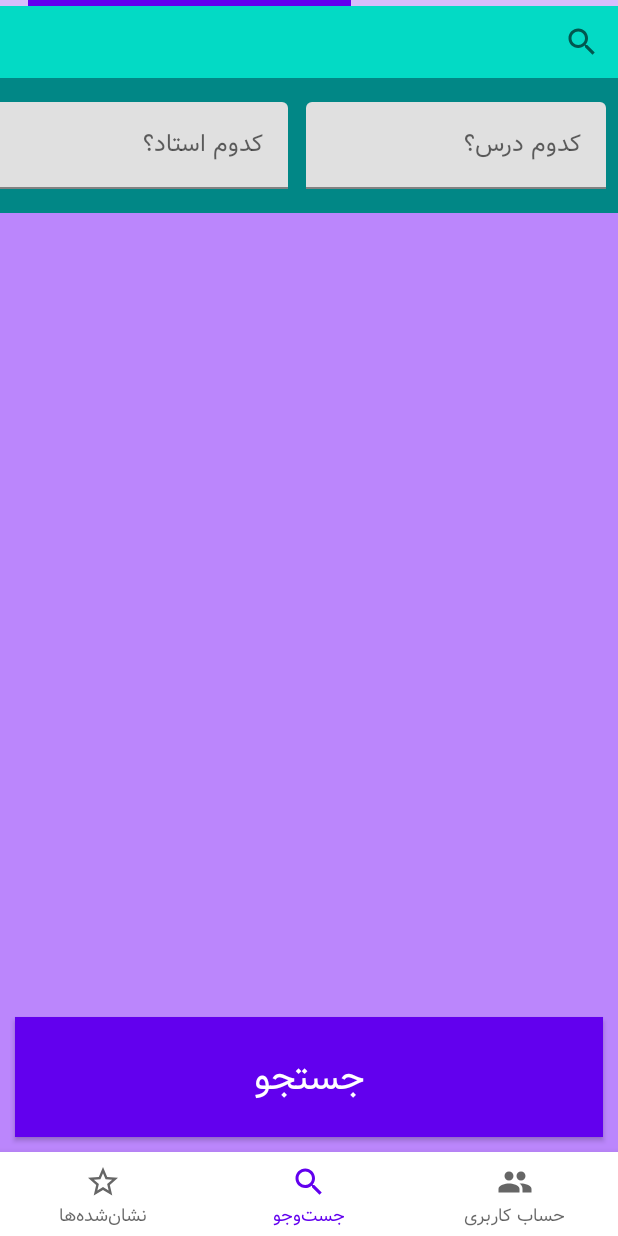
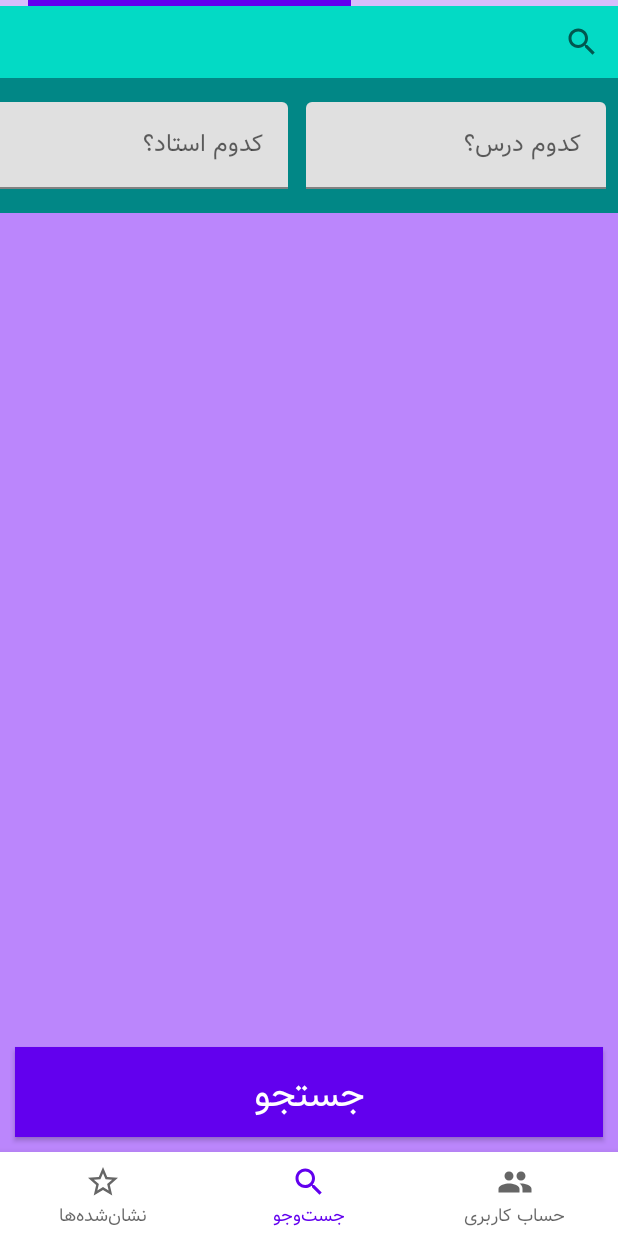
Before and after one commit to SmsS4/JaSoali, an Android app: the screen it shows after launch (MainActivity), on a phone screen of 412 x 824 dp. Run offline under Robolectric (Android 15) with nearby library versions, the phone set to English and light mode, and no system bars; our stand-ins replace Picasso; libraries missing offline, so code that uses them is left out: fr.tkeunebr.gravatar; 3 statements that could not run were skipped.

Commit message:
fix some bugs

```diff
--- a/app/src/main/java/com/example/jasoali/MainActivity.java
+++ b/app/src/main/java/com/example/jasoali/MainActivity.java
@@ -12,7 +12,6 @@ import android.view.WindowManager;
 
 import androidx.appcompat.app.AppCompatActivity;
 
-import com.example.jasoali.api.DBConnection;
 import com.example.jasoali.ui.problem.MyFavoriteQuestionHoldersFragment;
 import com.example.jasoali.ui.problem.SearchFragment;
 import com.example.jasoali.ui.problem.ShowQuestionTextFragment;
@@ -31,7 +30,7 @@ public class MainActivity extends AppCompatActivity {
 
     private static MyHandler handler;
     public LinearProgressIndicator progressIndicator;
-//    private ShowQuestionsHolderFragment fragInfo;
+    //    private ShowQuestionsHolderFragment fragInfo;
     private SearchFragment searchFragment;
     private ProfileFragment profileFragment;
     private MyFavoriteQuestionHoldersFragment favoritesFragment;
@@ -190,7 +189,8 @@ public class MainActivity extends AppCompatActivity {
 
         public static final int START_PROGRESS_BAR = 1;
         public static final int STOP_PROGRESS_BAR = 2;
-        public static final int NOTIFY_RECYCLER_VIEW = 3;
+        public static final int NOTIFY_SEARCH_RECYCLER_VIEW = 3;
+        public static final int NOTIFY_FAVORITE_RECYCLER_VIEW = 4;
         private final WeakReference<MainActivity> mainActivityWeakReference;
 
         public MyHandler(MainActivity mainActivity) {
@@ -209,8 +209,11 @@ public class MainActivity extends AppCompatActivity {
             if (msg.what == STOP_PROGRESS_BAR) {
                 mainActivity.progressIndicator.setVisibility(View.INVISIBLE);
             }
-            if (msg.what == NOTIFY_RECYCLER_VIEW) {
+            if (msg.what == NOTIFY_SEARCH_RECYCLER_VIEW) {
                 mainActivity.searchFragment.adapter.notifyDataSetChanged();
+            }
+            if (msg.what == NOTIFY_FAVORITE_RECYCLER_VIEW) {
+                mainActivity.favoritesFragment.adapter.notifyDataSetChanged();
             }
         }
     }
--- a/app/src/main/java/com/example/jasoali/api/DBConnection.java
+++ b/app/src/main/java/com/example/jasoali/api/DBConnection.java
@@ -21,6 +21,11 @@ import com.parse.ParseObject;
 import com.parse.ParseQuery;
 import com.parse.ParseUser;
 
+import java.io.BufferedInputStream;
+import java.io.File;
+import java.io.FileInputStream;
+import java.io.FileNotFoundException;
+import java.io.IOException;
 import java.util.ArrayList;
 import java.util.List;
 
@@ -97,6 +102,7 @@ public class DBConnection {
             if (error == null) {
                 List<ParseObject> questionHoldersList = task.getResult();
                 for (ParseObject parseObject : questionHoldersList) {
+                    parseObject.fetchIfNeeded();
                     ParseUser creator = getUserFromParseObject(parseObject, "creator");
                     result.add(new QuestionsHolder(
                             parseObject.getObjectId(),
@@ -109,7 +115,7 @@ public class DBConnection {
                 }
                 Log.e("FETCH", "3" + result.size());
                 adapter.replaceData(result);
-                sendMessage(MainActivity.MyHandler.NOTIFY_RECYCLER_VIEW);
+                sendMessage(MainActivity.MyHandler.NOTIFY_SEARCH_RECYCLER_VIEW);
             }
             return query.fromNetwork().findInBackground();
         }).continueWithTask((task -> {
@@ -119,6 +125,7 @@ public class DBConnection {
             if (error == null) {
                 List<ParseObject> questionHoldersList = task.getResult();
                 for (ParseObject parseObject : questionHoldersList) {
+                    parseObject.fetchIfNeeded();
                     ParseUser creator = getUserFromParseObject(parseObject, "creator");
                     result.add(new QuestionsHolder(
                             parseObject.getObjectId(),
@@ -137,33 +144,47 @@ public class DBConnection {
                 Log.e("FETCH", "5" + result.size());
                 adapter.replaceData(result);
                 sendMessage(MainActivity.MyHandler.STOP_PROGRESS_BAR);
-                sendMessage(MainActivity.MyHandler.NOTIFY_RECYCLER_VIEW);
+                sendMessage(MainActivity.MyHandler.NOTIFY_SEARCH_RECYCLER_VIEW);
             }
             return task;
         }));
     }
 
 
-    public void getFavouriteQuestionsHolder(QuestionHolderRecyclerViewAdapter adapter) {
+    public void getAllFavouriteQuestionsHolder(QuestionHolderRecyclerViewAdapter adapter) {
         sendMessage(MainActivity.MyHandler.START_PROGRESS_BAR);
 
         ParseQuery<ParseObject> query = ParseQuery.getQuery("FavoriteQuestionHolder");
         query.whereEqualTo("user", ParseUser.getCurrentUser());
         ArrayList<QuestionsHolder> favoriteQuestionHolders = new ArrayList<>();
         query.findInBackground((parseFavoriteQuestionHolders, e) -> {
+            Log.e("QQQQQQQQQQQQQQQQQQ", String.valueOf(parseFavoriteQuestionHolders.size() + "WWWW"));
+            if (e == null) {
                 for (ParseObject parseFavoriteQuestionHolder : parseFavoriteQuestionHolders) {
-                ParseUser creator = getUserFromParseObject(parseFavoriteQuestionHolder, "creator");
+                    try {
+                        parseFavoriteQuestionHolder.fetchIfNeeded();
+                    } catch (ParseException parseException) {
+                        parseException.printStackTrace();
+                    }
+                    ParseUser creator = getUserFromParseObject(parseFavoriteQuestionHolder, "user");
+                    ParseObject questionHolder = parseFavoriteQuestionHolder.getParseObject("questionHolder");
+                    try {
+                        questionHolder.fetchIfNeeded();
+                    } catch (ParseException parseException) {
+                        parseException.printStackTrace();
+                    }
                     favoriteQuestionHolders.add(new QuestionsHolder(
-                        parseFavoriteQuestionHolder.getObjectId(),
-                        parseFavoriteQuestionHolder.getString("title"),
-                        parseFavoriteQuestionHolder.getString("description"),
+                            questionHolder.getObjectId(),
+                            questionHolder.getString("title"),
+                            questionHolder.getString("description"),
                             creator.getObjectId(),
                             creator.getString("name"),
-                        getCategoryListFromParseObject(parseFavoriteQuestionHolder)));
+                            getCategoryListFromParseObject(questionHolder)));
                 }
                 adapter.replaceData(favoriteQuestionHolders);
                 sendMessage(MainActivity.MyHandler.STOP_PROGRESS_BAR);
-            sendMessage(MainActivity.MyHandler.NOTIFY_RECYCLER_VIEW);
+                sendMessage(MainActivity.MyHandler.NOTIFY_FAVORITE_RECYCLER_VIEW);
+            }
         });
     }
 
@@ -368,10 +389,36 @@ public class DBConnection {
         ParseObject parseObject = new ParseObject("Question");
         parseObject.put("title", question.getTitle());
         if (question instanceof TextQuestion) {
+            if (((TextQuestion) question).getText() != null) {
                 parseObject.put("text", ((TextQuestion) question).getText());
             }
+        }
         if (question instanceof FileQuestion) {
-            parseObject.put("file", ((FileQuestion) question).getFile());
+            File file = ((FileQuestion) question).getFile();
+            if (file != null) {
+                int size = (int) file.length();
+                byte[] pdfBytes = new byte[size];
+
+                try {
+                    BufferedInputStream buf = new BufferedInputStream(new FileInputStream(file));
+                    buf.read(pdfBytes, 0, pdfBytes.length);
+                    buf.close();
+                } catch (FileNotFoundException e) {
+                    e.printStackTrace();
+                } catch (IOException e) {
+                    e.printStackTrace();
+                }
+                // Create the ParseFile
+                ParseFile parseFile = new ParseFile(file.getName(), pdfBytes);
+                parseObject.put("file", parseFile);
+
+                // Upload the file into Parse Cloud
+                try {
+                    parseFile.save();
+                } catch (ParseException e) {
+                    e.printStackTrace();
+                }
+            }
         }
         return parseObject;
     }
--- a/app/src/main/java/com/example/jasoali/ui/problem/SearchFragment.java
+++ b/app/src/main/java/com/example/jasoali/ui/problem/SearchFragment.java
@@ -16,7 +16,6 @@ import com.example.jasoali.R;
 import com.example.jasoali.api.DBConnection;
 import com.example.jasoali.models.Category;
 import com.example.jasoali.models.CategoryType;
-import com.example.jasoali.models.QuestionsHolder;
 import com.google.android.material.textfield.TextInputEditText;
 
 import java.util.ArrayList;
@@ -26,7 +25,6 @@ public class SearchFragment extends Fragment {
     public QuestionHolderRecyclerViewAdapter adapter;
     private RecyclerView questionHolders;
     private SearchView searchField;
-    private final ArrayList<QuestionsHolder> mQuestionsHolders = new ArrayList<>();
     private final DBConnection dbConnection = new DBConnection(MainActivity.getHandler());
 
     @Override
--- a/app/src/main/res/layout/fragment_favorite_questions.xml
+++ b/app/src/main/res/layout/fragment_favorite_questions.xml
@@ -3,6 +3,7 @@
     xmlns:tools="http://schemas.android.com/tools"
     android:layout_width="match_parent"
     android:layout_height="match_parent"
+    android:background="@color/purple_200"
     android:orientation="vertical"
     tools:context=".MainActivity">
 
@@ -13,7 +14,7 @@
         android:background="@color/teal_200" />
 
     <androidx.recyclerview.widget.RecyclerView
-        android:id="@+id/search_question_holders_fragment_recycler_view"
+        android:id="@+id/favorite_question_holders_fragment_recycler_view"
         android:layout_width="match_parent"
         android:layout_height="0dp"
         android:layout_weight="1" />
--- a/app/src/main/res/layout/fragment_search.xml
+++ b/app/src/main/res/layout/fragment_search.xml
@@ -151,7 +151,7 @@
     <com.google.android.material.button.MaterialButton
         android:id="@+id/search_question_holders_fragment_button"
         android:layout_width="match_parent"
-        android:layout_height="80dp"
+        android:layout_height="60dp"
         android:layout_gravity="bottom"
         android:layout_margin="10dp"
         android:background="@color/design_default_color_on_primary"
```
Also changed, not shown: app/src/main/java/com/example/jasoali/ui/problem/MyFavoriteQuestionHoldersFragment.java (+3 -8 lines), app/src/main/java/com/example/jasoali/ui/problem/QuestionHolderRecyclerViewAdapter.java (+8 -8 lines). Lines whose indentation alone changed are shown as unchanged.
